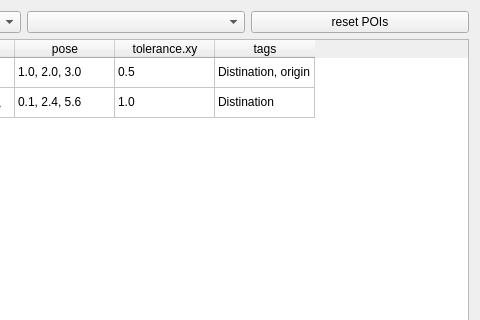
Qt form mapoi_rviz_plugins/src/ui/poi_editor.ui (shimz-robotics/mapoi) before a commit; both pictures show x 208 to 688 and y 0 to 320 of the 688 by 478 pixel window.
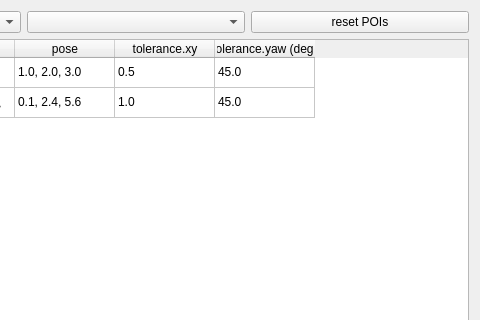
The same form after that commit.

Commit message: feat: tolerance.yaw 入力 UI + min 0.001 強制 (#138)

```diff
--- a/mapoi_rviz_plugins/src/ui/poi_editor.ui
+++ b/mapoi_rviz_plugins/src/ui/poi_editor.ui
@@ -94,6 +94,11 @@
        <string>tolerance.xy</string>
       </property>
      </column>
+     <column>
+      <property name="text">
+       <string>tolerance.yaw (deg)</string>
+      </property>
+     </column>
      <column>
       <property name="text">
        <string>tags</string>
@@ -121,6 +126,11 @@
      </item>
      <item row="0" column="4">
       <property name="text">
+       <string>45.0</string>
+      </property>
+     </item>
+     <item row="0" column="5">
+      <property name="text">
        <string>Distination, origin</string>
       </property>
      </item>
@@ -145,6 +155,11 @@
       </property>
      </item>
      <item row="1" column="4">
+      <property name="text">
+       <string>45.0</string>
+      </property>
+     </item>
+     <item row="1" column="5">
       <property name="text">
        <string>Distination</string>
       </property>
```
The commit also changes 14 other files.
